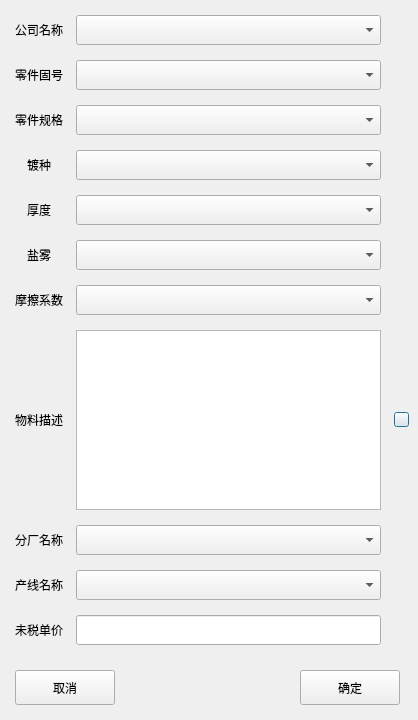
The window that Qt/ERP/dialognewmateriel.ui (superp2017/NTERP) describes before a commit, drawn with Qt 5.
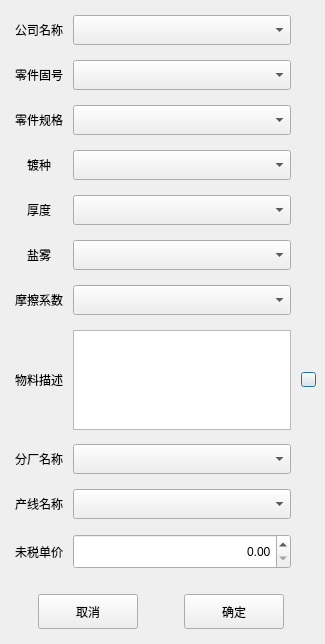
The same window after the commit. Icons and pictures are not drawn.

```diff
--- a/Qt/ERP/dialognewmateriel.ui
+++ b/Qt/ERP/dialognewmateriel.ui
@@ -6,8 +6,8 @@
    <rect>
     <x>0</x>
     <y>0</y>
-    <width>418</width>
-    <height>720</height>
+    <width>325</width>
+    <height>644</height>
    </rect>
   </property>
   <property name="minimumSize">
@@ -44,7 +44,7 @@
    <item row="1" column="0">
     <layout class="QGridLayout" name="gridLayout">
      <property name="horizontalSpacing">
-      <number>13</number>
+      <number>10</number>
      </property>
      <property name="verticalSpacing">
       <number>15</number>
@@ -103,7 +103,7 @@
       </widget>
      </item>
      <item row="0" column="1">
-      <widget class="QComboBox" name="comboBox">
+      <widget class="QComboBox" name="comboBox_customer">
        <property name="minimumSize">
         <size>
          <width>0</width>
@@ -297,16 +297,13 @@
       </widget>
      </item>
      <item row="11" column="1">
-      <widget class="QLineEdit" name="lineEdit_money">
+      <widget class="QDoubleSpinBox" name="doubleSpinBox_money">
        <property name="minimumSize">
         <size>
          <width>0</width>
-         <height>30</height>
+         <height>35</height>
         </size>
        </property>
-       <property name="maxLength">
-        <number>12</number>
-       </property>
        <property name="alignment">
         <set>Qt::AlignRight|Qt::AlignTrailing|Qt::AlignVCenter</set>
        </property>
@@ -315,7 +312,7 @@
     </layout>
    </item>
    <item row="2" column="0">
-    <layout class="QHBoxLayout" name="horizontalLayout">
+    <layout class="QHBoxLayout" name="horizontalLayout" stretch="1,3,2,3,1">
      <property name="spacing">
       <number>0</number>
      </property>
@@ -325,6 +322,19 @@
      <property name="rightMargin">
       <number>9</number>
      </property>
+     <item>
+      <spacer name="horizontalSpacer_2">
+       <property name="orientation">
+        <enum>Qt::Horizontal</enum>
+       </property>
+       <property name="sizeHint" stdset="0">
+        <size>
+         <width>40</width>
+         <height>20</height>
+        </size>
+       </property>
+      </spacer>
+     </item>
      <item>
       <widget class="QPushButton" name="pushButton_cancle">
        <property name="minimumSize">
@@ -364,6 +374,19 @@
        </property>
       </widget>
      </item>
+     <item>
+      <spacer name="horizontalSpacer_3">
+       <property name="orientation">
+        <enum>Qt::Horizontal</enum>
+       </property>
+       <property name="sizeHint" stdset="0">
+        <size>
+         <width>40</width>
+         <height>20</height>
+        </size>
+       </property>
+      </spacer>
+     </item>
     </layout>
    </item>
   </layout>
```
